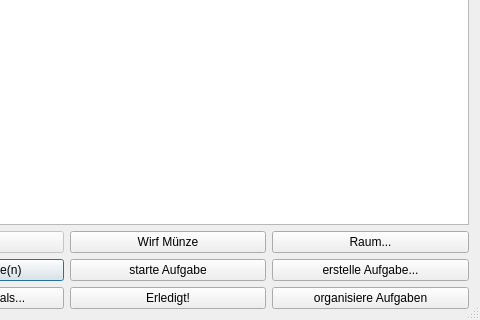
This is src/ui/task_list.ui in amogorkon/watnu as Qt 5 draws it before an edit; both pictures show x 144 to 624 and y 182 to 502 of the 624 by 502 pixel window. The edited form follows.
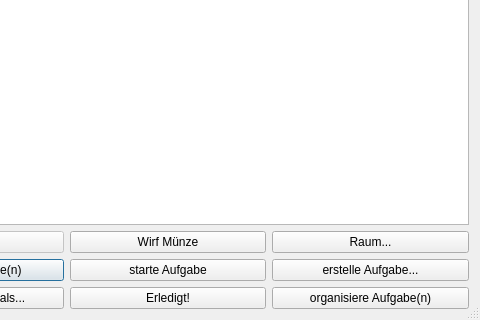
This is the edited form. Icons and pictures are not drawn.

```diff
--- a/src/ui/task_list.ui
+++ b/src/ui/task_list.ui
@@ -523,7 +523,7 @@
         </sizepolicy>
        </property>
        <property name="text">
-        <string>organisiere Aufgaben</string>
+        <string>organisiere Aufgabe(n)</string>
        </property>
        <property name="shortcut">
         <string>3</string>
```
